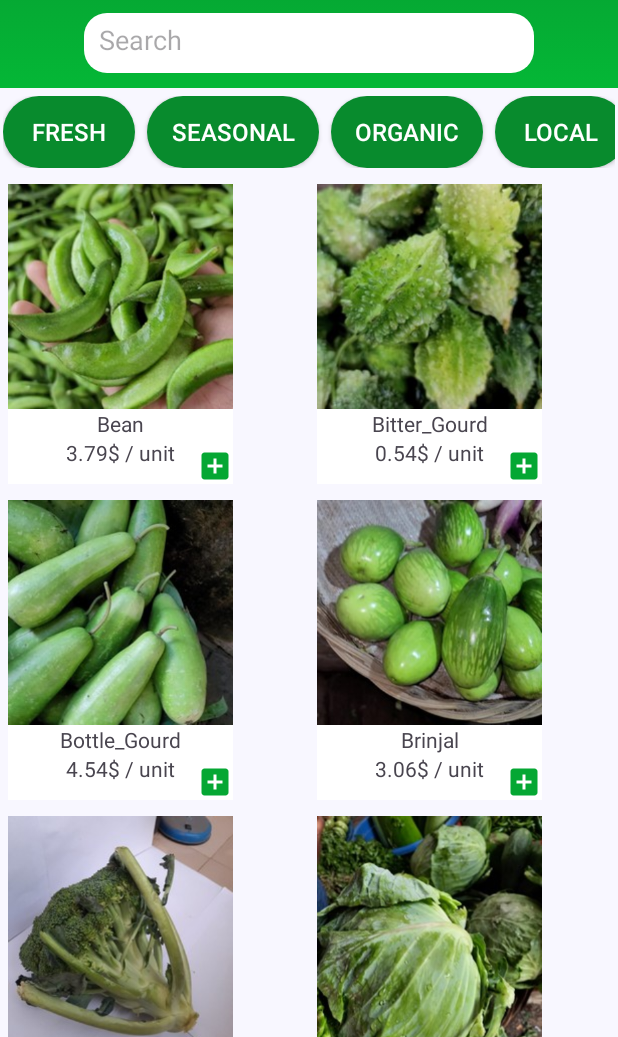
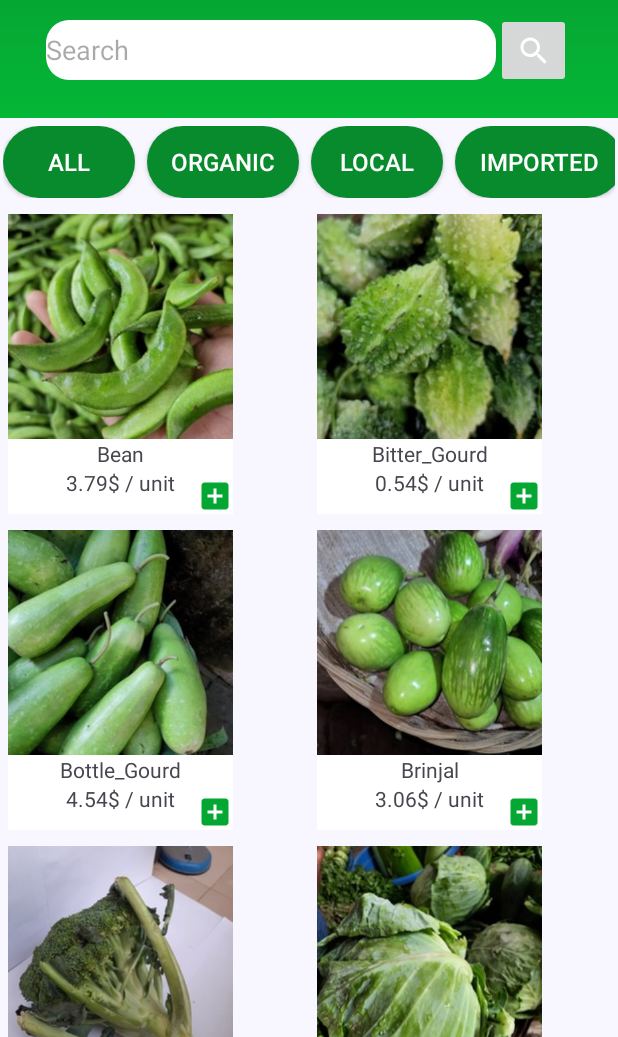
Before and after one commit to albatranomar/GardenCart, an Android app: the MainActivity screen opened directly, with no data from a screen before it, on a phone screen of 412 x 824 dp, the part 199-1236 px from its top. Run offline under Robolectric (Android 15) with nearby library versions, the phone set to English and light mode, and no system bars; 1 statement that could not run was skipped.

Commit message:
feat: search & tag filtering

```diff
--- a/app/src/main/java/com/android/gardencart/activities/MainActivity.java
+++ b/app/src/main/java/com/android/gardencart/activities/MainActivity.java
@@ -8,6 +8,7 @@
 import android.os.Bundle;
 import android.preference.PreferenceManager;
 import android.view.View;
+import android.widget.EditText;
 import android.widget.ImageButton;
 import android.widget.TextView;
 import android.widget.Toast;
@@ -24,12 +25,17 @@
 import com.android.gardencart.R;
 import com.android.gardencart.adapters.CardAdapter;
 import com.android.gardencart.adapters.ChipAdapter;
+import com.android.gardencart.models.Item;
 import com.android.gardencart.models.User;
 import com.android.gardencart.repositores.items.IItemsRepository;
 import com.android.gardencart.repositores.items.MockItems;
 import com.android.gardencart.repositores.users.IUsersRepository;
 import com.android.gardencart.repositores.users.MockUsers;
 import com.google.gson.Gson;
+
+import java.util.ArrayList;
+import java.util.List;
+import java.util.stream.Collectors;
 
 public class MainActivity extends AppCompatActivity {
     static final String USERS_DATA = "USERS_DATA";
@@ -39,11 +45,14 @@
     private User user;
 
     private RecyclerView rvTags, rvCards;
-    private ImageButton ibLogout;
+    private ImageButton ibLogout, ibSearch;
     private TextView tvUsername;
+    private EditText etSearch;
 
     private IItemsRepository itemsRepository;
     private IUsersRepository usersRepository;
+
+    private CardAdapter cardAdapter;
 
     @Override
     protected void onCreate(Bundle savedInstanceState) {
@@ -86,14 +95,20 @@
         rvCards = findViewById(R.id.rvCards);
         ibLogout = findViewById(R.id.ibLogout);
         tvUsername = findViewById(R.id.tvUsername);
+        etSearch = findViewById(R.id.etSearch);
+        ibSearch = findViewById(R.id.ibSearch);
 
-        ChipAdapter chipAdapter = new ChipAdapter(this, itemsRepository.getTags(), label -> Toast.makeText(MainActivity.this, label + " clicked", Toast.LENGTH_SHORT).show());
+
+        ArrayList<String> tags = new ArrayList<>();
+        tags.add("all");
+        tags.addAll(itemsRepository.getTags());
+        ChipAdapter chipAdapter = new ChipAdapter(this, tags, this::onChipClicked);
         LinearLayoutManager layoutManager = new LinearLayoutManager(this, LinearLayoutManager.HORIZONTAL, false);
         rvTags.setLayoutManager(layoutManager);
         rvTags.setAdapter(chipAdapter);
 
-        CardAdapter cardAdapter = new CardAdapter(this, itemsRepository.getItems());
 
+        cardAdapter = new CardAdapter(this, itemsRepository.getItems());
         GridLayoutManager gridLayoutManager = new GridLayoutManager(this, 2);
         rvCards.setLayoutManager(gridLayoutManager);
         rvCards.setAdapter(cardAdapter);
@@ -101,6 +116,29 @@
         tvUsername.setText(user.getUsername());
 
         ibLogout.setOnClickListener(this::onLogout);
+        ibSearch.setOnClickListener(this::onSearchClick);
+    }
+
+    private void onSearchClick(View v) {
+        String term = etSearch.getText().toString();
+
+        if (term.isEmpty()) {
+            cardAdapter.setItems(itemsRepository.getItems());
+            return;
+        }
+
+        List<Item> filtered = itemsRepository.getItems().stream().filter(item -> item.getName().toLowerCase().contains(term.toLowerCase())).collect(Collectors.toList());
+        cardAdapter.setItems(filtered);
+    }
+
+    private void onChipClicked(String tag) {
+        if (tag.equalsIgnoreCase("all")) {
+            cardAdapter.setItems(itemsRepository.getItems());
+            return;
+        }
+
+        List<Item> filtered = itemsRepository.getItems().stream().filter(item -> item.getTags().contains(tag.toLowerCase())).collect(Collectors.toList());
+        cardAdapter.setItems(filtered);
     }
 
     private void onLogout(View v) {
--- a/app/src/main/java/com/android/gardencart/adapters/CardAdapter.java
+++ b/app/src/main/java/com/android/gardencart/adapters/CardAdapter.java
@@ -16,13 +16,17 @@
 import java.util.List;
 
 public class CardAdapter extends RecyclerView.Adapter<CardAdapter.CardViewHolder> {
-
-    private final List<Item> items;
+    private List<Item> items;
     private final Context context;
 
     public CardAdapter(Context context, List<Item> items) {
         this.context = context;
         this.items = items;
+    }
+
+    public void setItems(List<Item> items) {
+        this.items = items;
+        notifyDataSetChanged();
     }
 
     @NonNull
@@ -38,8 +42,6 @@
         holder.name.setText(item.getName());
         holder.price.setText(item.getPricePerUnit() + "$ / unit");
         holder.image.setImageResource(item.getImage());
-
-        // TODO: ADD DYNAMIC IMAGES
     }
 
     @Override
--- /dev/null
+++ b/app/src/main/res/drawable/search_24.xml
@@ -0,0 +1,5 @@
+<vector xmlns:android="http://schemas.android.com/apk/res/android" android:autoMirrored="true" android:height="24dp" android:tint="#FFFFFF" android:viewportHeight="24" android:viewportWidth="24" android:width="24dp">
+
+    <path android:fillColor="@android:color/white" android:pathData="M15.5,14h-0.79l-0.28,-0.27C15.41,12.59 16,11.11 16,9.5 16,5.91 13.09,3 9.5,3S3,5.91 3,9.5 5.91,16 9.5,16c1.61,0 3.09,-0.59 4.23,-1.57l0.27,0.28v0.79l5,4.99L20.49,19l-4.99,-5zM9.5,14C7.01,14 5,11.99 5,9.5S7.01,5 9.5,5 14,7.01 14,9.5 11.99,14 9.5,14z"/>
+
+</vector>
--- a/app/src/main/res/layout/activity_main.xml
+++ b/app/src/main/res/layout/activity_main.xml
@@ -85,15 +85,27 @@
         </androidx.appcompat.widget.LinearLayoutCompat>
 
         <!-- SEARCH BAR -->
+        <LinearLayout
+            android:layout_width="wrap_content"
+            android:layout_height="wrap_content"
+            android:padding="10dp"
+            android:layout_gravity="center">
             <EditText
+                android:id="@+id/etSearch"
                 android:layout_width="300dp"
                 android:layout_height="40dp"
                 android:layout_gravity="center"
                 android:background="@drawable/rounded_edittext"
-            android:padding="10dp"
-            android:layout_marginTop="10dp"
                 android:hint="Search"
                 />
+            <ImageButton
+                android:id="@+id/ibSearch"
+                android:layout_width="50dp"
+                android:layout_height="50dp"
+                android:layout_gravity="center"
+                android:src="@drawable/search_24"
+                />
+        </LinearLayout>
     </androidx.appcompat.widget.LinearLayoutCompat>
 
     <androidx.recyclerview.widget.RecyclerView
```
Lines whose indentation alone changed are shown as unchanged.
